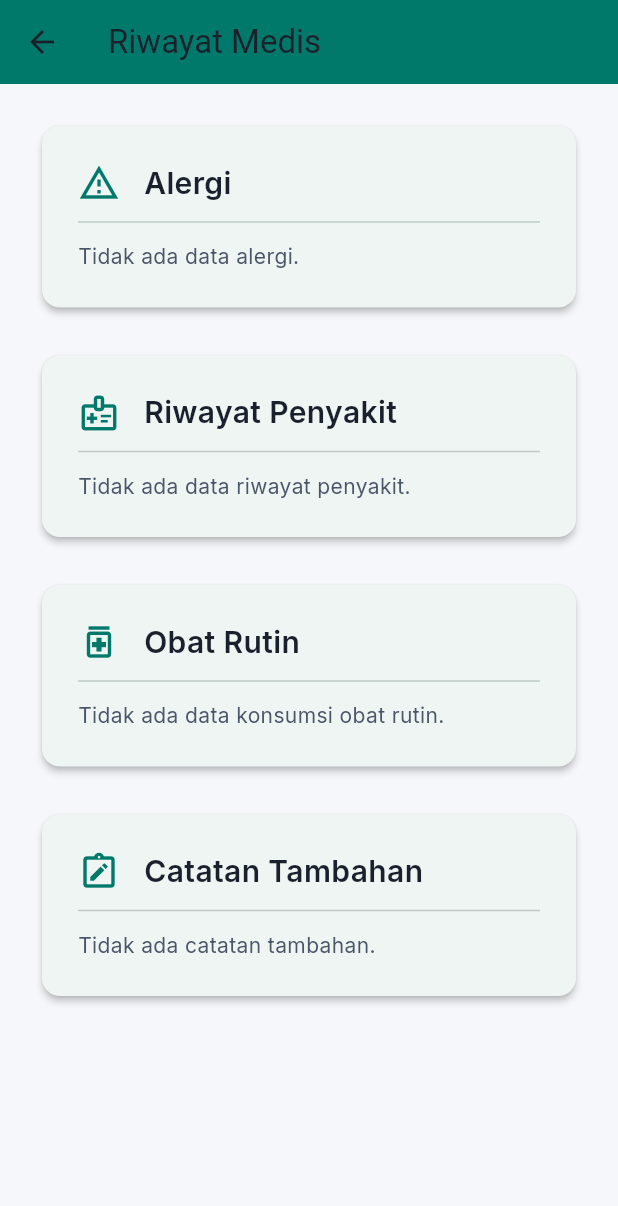
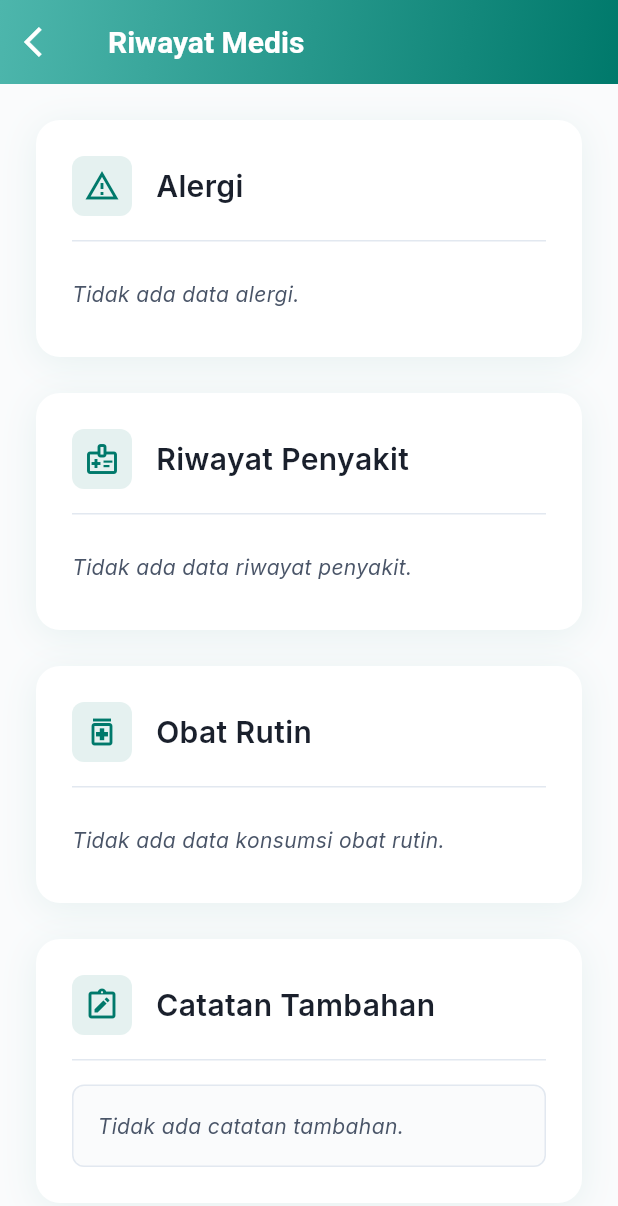
Before and after one commit to difadlyaulhaq/SIGAP, a Flutter app: the MedicalHistoryScreen screen opened directly with empty values, on a phone screen of 412 x 824 dp. Shown: the top 1206 px of the screen. Run offline on Flutter 3.47's test engine with Material 3 defaults, Android fonts, the phone set to English and light mode, and no system bars; our stand-ins replace bloc, camera, cloud_firestore, equatable, firebase_auth, firebase_core and 11 more; accounts and stored records are empty; generated files the repository leaves out were written again; network calls fail.

Commit message:
feat: refactor MedicalHistoryScreen and ProfileScreen; enhance app bar design and layout, improve UI components

```diff
--- a/lib/pages/medical_history_screen.dart
+++ b/lib/pages/medical_history_screen.dart
@@ -10,21 +10,8 @@ class MedicalHistoryScreen extends StatelessWidget {
   @override
   Widget build(BuildContext context) {
     return Scaffold(
-      appBar: PreferredSize(
-        preferredSize: const Size.fromHeight(kToolbarHeight),
-        child: Hero(
-          tag: "medical_history_appbar", // Unique hero tag
-          child: AppBar(
-            title: const Text('Riwayat Medis'),
-            backgroundColor: primaryColor,
-            automaticallyImplyLeading: true,
-            leading: IconButton(
-              icon: const Icon(Icons.arrow_back),
-              onPressed: () => Navigator.of(context).pop(),
-            ),
-          ),
-        ),
-      ),
+      backgroundColor: surfaceColor,
+      appBar: _buildAppBar(context),
       body: SingleChildScrollView(
         padding: const EdgeInsets.all(AppSpacing.lg),
         child: Column(
@@ -61,14 +48,45 @@ class MedicalHistoryScreen extends StatelessWidget {
     );
   }
 
+  PreferredSizeWidget _buildAppBar(BuildContext context) {
+    return AppBar(
+      title: const Text(
+        'Riwayat Medis',
+        style: TextStyle(
+          color: Colors.white,
+          fontSize: 20,
+          fontWeight: FontWeight.w600,
+        ),
+      ),
+      backgroundColor: primaryColor,
+      elevation: 0,
+      flexibleSpace: Container(
+        decoration: BoxDecoration(
+          gradient: LinearGradient(
+            begin: Alignment.topLeft,
+            end: Alignment.bottomRight,
+            colors: primaryGradient,
+          ),
+        ),
+      ),
+      leading: IconButton(
+        icon: const Icon(Icons.arrow_back_ios, color: Colors.white),
+        onPressed: () => Navigator.of(context).pop(),
+      ),
+    );
+  }
+
   Widget _buildSectionCard(BuildContext context,
       {required IconData icon,
       required String title,
       required List<String> items,
       required String noneMessage}) {
-    return Card(
-      elevation: 2,
-      shape: RoundedRectangleBorder(borderRadius: mediumRadius),
+    return Container(
+      decoration: BoxDecoration(
+        color: cardColor,
+        borderRadius: largeRadius,
+        boxShadow: [cardShadow],
+      ),
       child: Padding(
         padding: const EdgeInsets.all(AppSpacing.lg),
         child: Column(
@@ -76,19 +94,61 @@ class MedicalHistoryScreen extends StatelessWidget {
           children: [
             Row(
               children: [
-                Icon(icon, color: primaryColor, size: 28),
+                Container(
+                  width: 40,
+                  height: 40,
+                  decoration: BoxDecoration(
+                    color: primaryColor.withOpacity(0.1),
+                    borderRadius: smallRadius,
+                  ),
+                  child: Icon(icon, color: primaryColor, size: 24),
+                ),
                 const SizedBox(width: AppSpacing.md),
                 Text(title, style: headingSmallTextStyle),
               ],
             ),
-            const Divider(height: AppSpacing.lg),
+            const SizedBox(height: AppSpacing.md),
+            Divider(
+              height: 1,
+              color: borderColor,
+            ),
+            const SizedBox(height: AppSpacing.md),
             if (items.isEmpty || (items.length == 1 && items.first.contains('Tidak ada')))
-              Text(noneMessage, style: bodyMediumTextStyle.copyWith(color: textSecondaryColor))
+              Padding(
+                padding: const EdgeInsets.symmetric(vertical: AppSpacing.sm),
+                child: Text(
+                  noneMessage,
+                  style: bodyMediumTextStyle.copyWith(
+                    color: textSecondaryColor,
+                    fontStyle: FontStyle.italic,
+                  ),
+                ),
+              )
             else
-              ...items.map((item) => ListTile(
-                    leading: Icon(Icons.check_circle_outline, color: successColor),
-                    title: Text(item, style: bodyMediumTextStyle),
-                  )),
+              ...items.map((item) => Padding(
+                padding: const EdgeInsets.symmetric(vertical: AppSpacing.xs),
+                child: Row(
+                  crossAxisAlignment: CrossAxisAlignment.start,
+                  children: [
+                    Container(
+                      margin: const EdgeInsets.only(top: 4),
+                      width: 6,
+                      height: 6,
+                      decoration: BoxDecoration(
+                        color: successColor,
+                        shape: BoxShape.circle,
+                      ),
+                    ),
+                    const SizedBox(width: AppSpacing.sm),
+                    Expanded(
+                      child: Text(
+                        item,
+                        style: bodyMediumTextStyle,
+                      ),
+                    ),
+                  ],
+                ),
+              )),
           ],
         ),
       ),
@@ -96,9 +156,12 @@ class MedicalHistoryScreen extends StatelessWidget {
   }
 
   Widget _buildNotesCard(BuildContext context) {
-    return Card(
-      elevation: 2,
-      shape: RoundedRectangleBorder(borderRadius: mediumRadius),
+    return Container(
+      decoration: BoxDecoration(
+        color: cardColor,
+        borderRadius: largeRadius,
+        boxShadow: [cardShadow],
+      ),
       child: Padding(
         padding: const EdgeInsets.all(AppSpacing.lg),
         child: Column(
@@ -106,17 +169,47 @@ class MedicalHistoryScreen extends StatelessWidget {
           children: [
             Row(
               children: [
-                Icon(Icons.note_alt_outlined, color: primaryColor, size: 28),
+                Container(
+                  width: 40,
+                  height: 40,
+                  decoration: BoxDecoration(
+                    color: primaryColor.withOpacity(0.1),
+                    borderRadius: smallRadius,
+                  ),
+                  child: Icon(Icons.note_alt_outlined, color: primaryColor, size: 24),
+                ),
                 const SizedBox(width: AppSpacing.md),
                 Text('Catatan Tambahan', style: headingSmallTextStyle),
               ],
             ),
-            const Divider(height: AppSpacing.lg),
-            Text(
-              medicalHistory.catatanTambahan.isEmpty
-                  ? 'Tidak ada catatan tambahan.'
-                  : medicalHistory.catatanTambahan,
-              style: bodyMediumTextStyle.copyWith(color: textSecondaryColor, height: 1.5),
+            const SizedBox(height: AppSpacing.md),
+            Divider(
+              height: 1,
+              color: borderColor,
+            ),
+            const SizedBox(height: AppSpacing.md),
+            Container(
+              width: double.infinity,
+              padding: const EdgeInsets.all(AppSpacing.md),
+              decoration: BoxDecoration(
+                color: surfaceColor,
+                borderRadius: smallRadius,
+                border: Border.all(color: borderColor),
+              ),
+              child: Text(
+                medicalHistory.catatanTambahan.isEmpty
+                    ? 'Tidak ada catatan tambahan.'
+                    : medicalHistory.catatanTambahan,
+                style: bodyMediumTextStyle.copyWith(
+                  color: medicalHistory.catatanTambahan.isEmpty
+                      ? textSecondaryColor
+                      : textPrimaryColor,
+                  height: 1.5,
+                  fontStyle: medicalHistory.catatanTambahan.isEmpty
+                      ? FontStyle.italic
+                      : FontStyle.normal,
+                ),
+              ),
             ),
           ],
         ),
--- a/lib/pages/profile_screen.dart
+++ b/lib/pages/profile_screen.dart
@@ -138,6 +138,7 @@ class _ProfileViewState extends State<ProfileView> with TickerProviderStateMixin
   Widget build(BuildContext context) {
     return Scaffold(
       backgroundColor: surfaceColor,
+      appBar: _buildAppBar(),
       body: SafeArea(
         // Menggunakan BlocBuilder untuk merender UI berdasarkan state dari ProfileBloc
         child: BlocBuilder<ProfileBloc, ProfileState>(
@@ -153,14 +154,7 @@ class _ProfileViewState extends State<ProfileView> with TickerProviderStateMixin
                 opacity: _fadeAnimation,
                 child: SlideTransition(
                   position: _slideAnimation,
-                  child: CustomScrollView(
-                    slivers: [
-                      // Custom App Bar
-                      _buildSliverAppBar(),
-
-                      // Profile Content
-                      SliverToBoxAdapter(
-                        child: Padding(
+                  child: SingleChildScrollView(
                     padding: const EdgeInsets.all(AppSpacing.lg),
                     child: Column(
                       children: [
@@ -180,9 +174,6 @@ class _ProfileViewState extends State<ProfileView> with TickerProviderStateMixin
                         const SizedBox(height: AppSpacing.lg),
                       ],
                     ),
-                        ),
-                      ),
-                    ],
                   ),
                 ),
               );
@@ -209,13 +200,8 @@ class _ProfileViewState extends State<ProfileView> with TickerProviderStateMixin
     );
   }
 
-  Widget _buildSliverAppBar() {
-    return SliverAppBar(
-      expandedHeight: 120,
-      floating: false,
-      pinned: true,
-      backgroundColor: primaryColor,
-      flexibleSpace: FlexibleSpaceBar(
+  PreferredSizeWidget _buildAppBar() {
+    return AppBar(
       title: Text(
         'Profil Saya',
         style: GoogleFonts.inter(
@@ -224,13 +210,14 @@ class _ProfileViewState extends State<ProfileView> with TickerProviderStateMixin
           fontWeight: FontWeight.w600,
         ),
       ),
-        background: Container(
+      backgroundColor: primaryColor,
+      elevation: 0,
+      flexibleSpace: Container(
         decoration: BoxDecoration(
           gradient: LinearGradient(
             begin: Alignment.topLeft,
             end: Alignment.bottomRight,
             colors: primaryGradient,
-            ),
           ),
         ),
       ),
```
Lines whose indentation alone changed are shown as unchanged.
